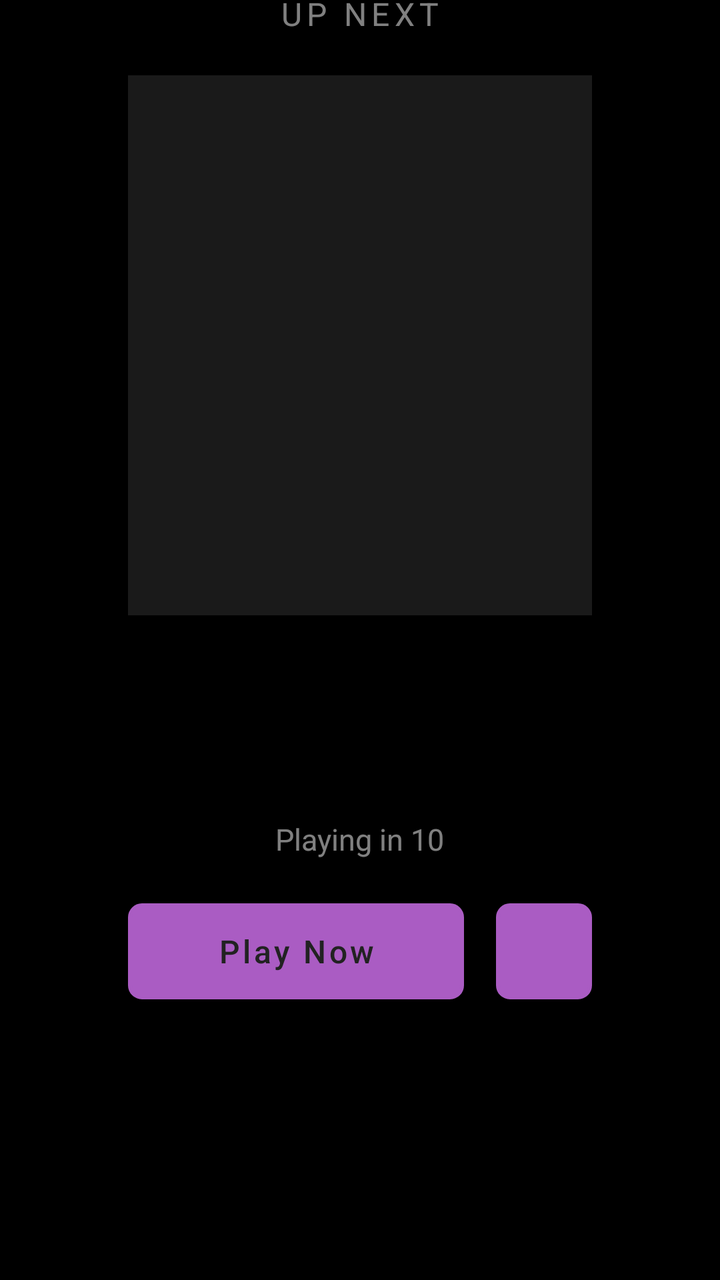
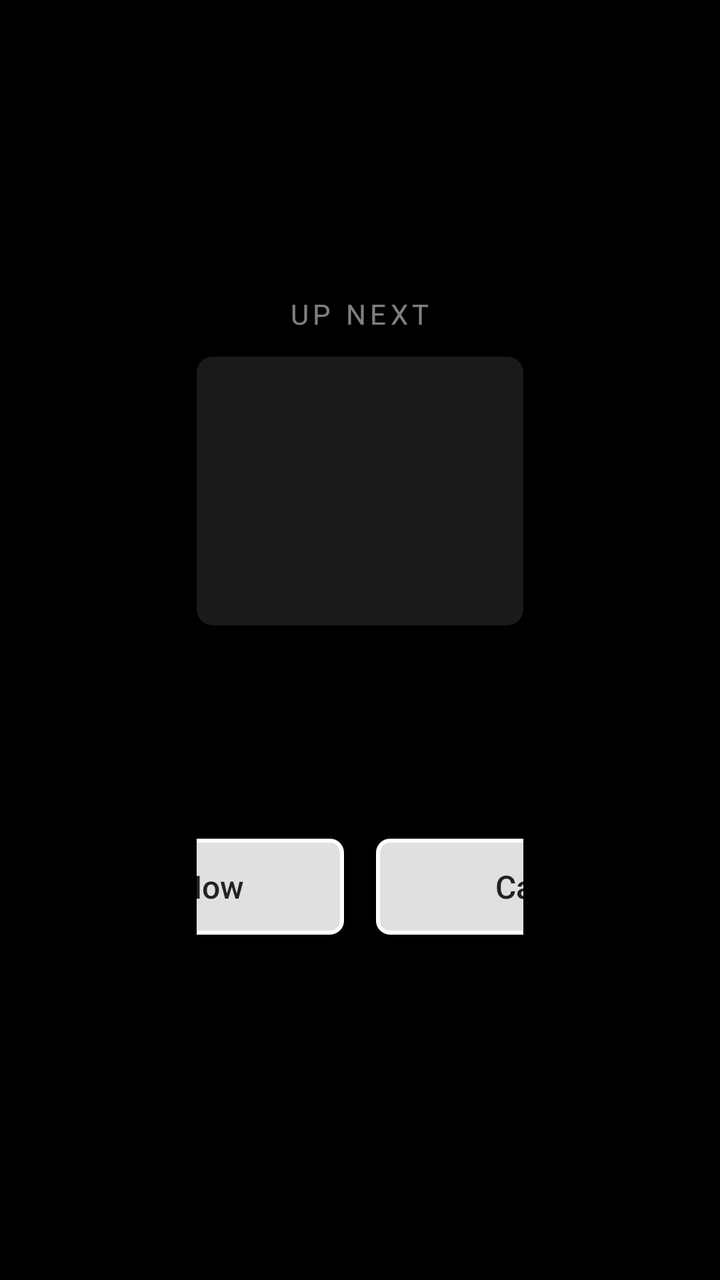

Screens rendered from an Android XML layout before and after an edit, with the pre-edit source and the edit as a unified diff.
<!-- AndroidManifest.xml: activity theme Theme.PlezyPlexToZidoo.UpNext -->
<!-- res/layout/activity_up_next.xml -->
<?xml version="1.0" encoding="utf-8"?>
<FrameLayout xmlns:android="http://schemas.android.com/apk/res/android"
    android:layout_width="match_parent"
    android:layout_height="match_parent"
    android:background="#000000">

    <ImageView
        android:id="@+id/backdrop"
        android:layout_width="match_parent"
        android:layout_height="match_parent"
        android:contentDescription="@null"
        android:scaleType="centerCrop" />

    <View
        android:layout_width="match_parent"
        android:layout_height="match_parent"
        android:background="#B3000000" />

    
    <LinearLayout
        android:layout_width="match_parent"
        android:layout_height="wrap_content"
        android:layout_gravity="center"
        android:layout_marginStart="64dp"
        android:layout_marginEnd="64dp"
        android:layout_marginBottom="72dp"
        android:gravity="center_horizontal"
        android:orientation="vertical">

        <TextView
            android:id="@+id/upNextLabel"
            android:layout_width="wrap_content"
            android:layout_height="wrap_content"
            android:letterSpacing="0.15"
            android:text="@string/up_next_label"
            android:textAllCaps="true"
            android:textColor="#80FFFFFF"
            android:textSize="16sp" />

        <ImageView
            android:id="@+id/episodeThumbnail"
            android:layout_width="480dp"
            android:layout_height="270dp"
            android:layout_marginTop="20dp"
            android:adjustViewBounds="true"
            android:background="@drawable/thumbnail_border"
            android:contentDescription="@string/up_next_label"
            android:scaleType="centerCrop" />

        <TextView
            android:id="@+id/seriesName"
            android:layout_width="wrap_content"
            android:layout_height="wrap_content"
            android:layout_marginTop="20dp"
            android:ellipsize="end"
            android:gravity="center"
            android:maxLines="1"
            android:textColor="#FFFFFF"
            android:textSize="28sp"
            android:textStyle="bold" />

        <TextView
            android:id="@+id/episodeInfo"
            android:layout_width="wrap_content"
            android:layout_height="wrap_content"
            android:layout_marginTop="6dp"
            android:ellipsize="end"
            android:gravity="center"
            android:maxLines="1"
            android:textColor="#B3FFFFFF"
            android:textSize="18sp" />

        <TextView
            android:id="@+id/countdown"
            android:layout_width="wrap_content"
            android:layout_height="wrap_content"
            android:layout_marginTop="14dp"
            android:text="Playing in 10"
            android:textColor="#80FFFFFF"
            android:textSize="15sp" />

        <LinearLayout
            android:layout_width="wrap_content"
            android:layout_height="wrap_content"
            android:layout_marginTop="22dp"
            android:gravity="center"
            android:orientation="horizontal">

            <Button
                android:id="@+id/btnPlayNow"
                android:layout_width="wrap_content"
                android:layout_height="48dp"
                android:background="@drawable/btn_tv_focus"
                android:focusable="true"
                android:minWidth="168dp"
                android:nextFocusRight="@id/btnCancel"
                android:paddingStart="24dp"
                android:paddingEnd="24dp"
                android:text="@string/play_now"
                android:textAllCaps="false"
                android:textColor="@color/tv_focus_button_text"
                android:textSize="16sp" />

            <Button
                android:id="@+id/btnCancel"
                android:layout_width="wrap_content"
                android:layout_height="48dp"
                android:layout_marginStart="16dp"
                android:background="@drawable/btn_tv_focus"
                android:focusable="true"
                android:minWidth="128dp"
                android:nextFocusLeft="@id/btnPlayNow"
                android:paddingStart="24dp"
                android:paddingEnd="24dp"
                android:text="@string/cancel"
                android:textAllCaps="false"
                android:textColor="@color/tv_focus_button_text"
                android:textSize="16sp" />
        </LinearLayout>
    </LinearLayout>

</FrameLayout>
<!-- resources referenced by this layout -->
<resources>
  <string name="cancel">Cancel</string>
  <style name="Theme.PlezyPlexToZidoo.UpNext" parent="Theme.PlezyPlexToZidoo">
          <item name="windowNoTitle">true</item>
          <item name="windowActionBar">false</item>
          <item name="android:windowFullscreen">true</item>
          <item name="android:windowBackground">@color/black</item>
      </style>
  <style name="Theme.PlezyPlexToZidoo" parent="Theme.MaterialComponents.DayNight.DarkActionBar">
          
          <item name="colorPrimary">@color/purple_500</item>
          <item name="colorPrimaryVariant">@color/purple_700</item>
          <item name="colorOnPrimary">@color/white</item>
          
          <item name="colorSecondary">@color/teal_200</item>
          <item name="colorSecondaryVariant">@color/teal_700</item>
          <item name="colorOnSecondary">@color/black</item>
          
          <item name="android:statusBarColor">@color/black</item>
          
          <item name="android:windowBackground">@color/black</item>
      </style>
  <color name="black">#FF000000</color>
  <color name="purple_500">#FFAA5CC3</color>
  <color name="purple_700">#FF7C2D9E</color>
  <color name="white">#FFFFFFFF</color>
  <color name="teal_200">#FF03DAC5</color>
  <color name="teal_700">#FF018786</color>
  <!-- unchanged entries left out for length: 4 -->
</resources>

<!-- the commit's change to res/layout/activity_up_next.xml (unified diff, before → after) -->
@@ -1,5 +1,6 @@
 <?xml version="1.0" encoding="utf-8"?>
 <FrameLayout xmlns:android="http://schemas.android.com/apk/res/android"
+    xmlns:app="http://schemas.android.com/apk/res-auto"
     android:layout_width="match_parent"
     android:layout_height="match_parent"
     android:background="#000000">
@@ -17,106 +18,114 @@
         android:background="#B3000000" />
 
     
-    <LinearLayout
+    <androidx.constraintlayout.widget.ConstraintLayout
         android:layout_width="match_parent"
-        android:layout_height="wrap_content"
-        android:layout_gravity="center"
-        android:layout_marginStart="64dp"
-        android:layout_marginEnd="64dp"
-        android:layout_marginBottom="72dp"
-        android:gravity="center_horizontal"
-        android:orientation="vertical">
-
-        <TextView
-            android:id="@+id/upNextLabel"
-            android:layout_width="wrap_content"
-            android:layout_height="wrap_content"
-            android:letterSpacing="0.15"
-            android:text="@string/up_next_label"
-            android:textAllCaps="true"
-            android:textColor="#80FFFFFF"
-            android:textSize="16sp" />
-
-        <ImageView
-            android:id="@+id/episodeThumbnail"
-            android:layout_width="480dp"
-            android:layout_height="270dp"
-            android:layout_marginTop="20dp"
-            android:adjustViewBounds="true"
-            android:background="@drawable/thumbnail_border"
-            android:contentDescription="@string/up_next_label"
-            android:scaleType="centerCrop" />
-
-        <TextView
-            android:id="@+id/seriesName"
-            android:layout_width="wrap_content"
-            android:layout_height="wrap_content"
-            android:layout_marginTop="20dp"
-            android:ellipsize="end"
-            android:gravity="center"
-            android:maxLines="1"
-            android:textColor="#FFFFFF"
-            android:textSize="28sp"
-            android:textStyle="bold" />
-
-        <TextView
-            android:id="@+id/episodeInfo"
-            android:layout_width="wrap_content"
-            android:layout_height="wrap_content"
-            android:layout_marginTop="6dp"
-            android:ellipsize="end"
-            android:gravity="center"
-            android:maxLines="1"
-            android:textColor="#B3FFFFFF"
-            android:textSize="18sp" />
-
-        <TextView
-            android:id="@+id/countdown"
-            android:layout_width="wrap_content"
-            android:layout_height="wrap_content"
-            android:layout_marginTop="14dp"
-            android:text="Playing in 10"
-            android:textColor="#80FFFFFF"
-            android:textSize="15sp" />
+        android:layout_height="match_parent">
 
         <LinearLayout
-            android:layout_width="wrap_content"
-            android:layout_height="wrap_content"
-            android:layout_marginTop="22dp"
-            android:gravity="center"
-            android:orientation="horizontal">
+            android:id="@+id/upNextContent"
+            android:layout_width="0dp"
+            android:layout_height="0dp"
+            android:gravity="center_horizontal"
+            android:orientation="vertical"
+            android:paddingStart="48dp"
+            android:paddingEnd="48dp"
+            app:layout_constraintBottom_toBottomOf="parent"
+            app:layout_constraintEnd_toEndOf="parent"
+            app:layout_constraintHeight_percent="0.50"
+            app:layout_constraintStart_toStartOf="parent"
+            app:layout_constraintTop_toTopOf="parent"
+            app:layout_constraintVertical_bias="0.46"
+            app:layout_constraintWidth_percent="0.72">
 
-            <Button
-                android:id="@+id/btnPlayNow"
+            <TextView
+                android:id="@+id/upNextLabel"
                 android:layout_width="wrap_content"
-                android:layout_height="48dp"
-                android:background="@drawable/btn_tv_focus"
-                android:focusable="true"
-                android:minWidth="168dp"
-                android:nextFocusRight="@id/btnCancel"
-                android:paddingStart="24dp"
-                android:paddingEnd="24dp"
-                android:text="@string/play_now"
-                android:textAllCaps="false"
-                android:textColor="@color/tv_focus_button_text"
-                android:textSize="16sp" />
+                android:layout_height="wrap_content"
+                android:letterSpacing="0.15"
+                android:text="@string/up_next_label"
+                android:textAllCaps="true"
+                android:textColor="#80FFFFFF"
+                android:textSize="14sp" />
 
-            <Button
-                android:id="@+id/btnCancel"
+            <ImageView
+                android:id="@+id/episodeThumbnail"
+                android:layout_width="match_parent"
+                android:layout_height="0dp"
+                android:layout_marginTop="12dp"
+                android:layout_weight="1"
+                android:adjustViewBounds="true"
+                android:background="@drawable/thumbnail_border"
+                android:contentDescription="@string/up_next_label"
+                android:scaleType="centerCrop" />
+
+            <TextView
+                android:id="@+id/seriesName"
                 android:layout_width="wrap_content"
-                android:layout_height="48dp"
-                android:layout_marginStart="16dp"
-                android:background="@drawable/btn_tv_focus"
-                android:focusable="true"
-                android:minWidth="128dp"
-                android:nextFocusLeft="@id/btnPlayNow"
-                android:paddingStart="24dp"
-                android:paddingEnd="24dp"
-                android:text="@string/cancel"
-                android:textAllCaps="false"
-                android:textColor="@color/tv_focus_button_text"
-                android:textSize="16sp" />
+                android:layout_height="wrap_content"
+                android:layout_marginTop="12dp"
+                android:ellipsize="end"
+                android:gravity="center"
+                android:maxLines="1"
+                android:textColor="#FFFFFF"
+                android:textSize="22sp"
+                android:textStyle="bold" />
+
+            <TextView
+                android:id="@+id/episodeInfo"
+                android:layout_width="wrap_content"
+                android:layout_height="wrap_content"
+                android:layout_marginTop="4dp"
+                android:ellipsize="end"
+                android:gravity="center"
+                android:maxLines="1"
+                android:textColor="#B3FFFFFF"
+                android:textSize="15sp" />
+
+            <TextView
+                android:id="@+id/countdown"
+                android:layout_width="wrap_content"
+                android:layout_height="wrap_content"
+                android:layout_marginTop="8dp"
+                android:textColor="#80FFFFFF"
+                android:textSize="14sp" />
+
+            <LinearLayout
+                android:layout_width="wrap_content"
+                android:layout_height="wrap_content"
+                android:layout_marginTop="14dp"
+                android:gravity="center"
+                android:orientation="horizontal">
+
+                
+                <androidx.appcompat.widget.AppCompatButton
+                    android:id="@+id/btnPlayNow"
+                    android:layout_width="168dp"
+                    android:layout_height="48dp"
+                    android:background="@drawable/btn_tv_focus"
+                    android:backgroundTint="@null"
+                    android:focusable="true"
+                    android:nextFocusRight="@id/btnCancel"
+                    android:text="@string/play_now"
+                    android:textAllCaps="false"
+                    android:textColor="@color/tv_focus_button_text"
+                    android:textSize="16sp" />
+
+                <androidx.appcompat.widget.AppCompatButton
+                    android:id="@+id/btnCancel"
+                    android:layout_width="168dp"
+                    android:layout_height="48dp"
+                    android:layout_marginStart="16dp"
+                    android:background="@drawable/btn_tv_focus"
+                    android:backgroundTint="@null"
+                    android:focusable="true"
+                    android:nextFocusLeft="@id/btnPlayNow"
+                    android:text="@string/cancel"
+                    android:textAllCaps="false"
+                    android:textColor="@color/tv_focus_button_text"
+                    android:textSize="16sp" />
+            </LinearLayout>
         </LinearLayout>
-    </LinearLayout>
+    </androidx.constraintlayout.widget.ConstraintLayout>
 
 </FrameLayout>
<!-- resource entries referenced after the edit -->
@@ -6,27 +6,78 @@
           <item name="windowActionBar">false</item>
           <item name="android:windowFullscreen">true</item>
           <item name="android:windowBackground">@color/black</item>
+          <item name="colorPrimary">@color/white</item>
+          <item name="colorOnPrimary">@color/black</item>
+          <item name="materialButtonStyle">@style/Widget.Plezy.MonoButton</item>
+          <item name="buttonStyle">@style/Widget.Plezy.MonoButton</item>
       </style>
-  <style name="Theme.PlezyPlexToZidoo" parent="Theme.MaterialComponents.DayNight.DarkActionBar">
-          
-          <item name="colorPrimary">@color/purple_500</item>
-          <item name="colorPrimaryVariant">@color/purple_700</item>
-          <item name="colorOnPrimary">@color/white</item>
-          
-          <item name="colorSecondary">@color/teal_200</item>
-          <item name="colorSecondaryVariant">@color/teal_700</item>
+  <style name="Theme.PlezyPlexToZidoo" parent="Theme.MaterialComponents.DayNight.NoActionBar">
+          <item name="colorPrimary">@color/white</item>
+          <item name="colorPrimaryVariant">@color/dash_panel</item>
+          <item name="colorOnPrimary">@color/black</item>
+          <item name="colorSecondary">@color/dash_text_secondary</item>
+          <item name="colorSecondaryVariant">@color/dash_text_secondary</item>
           <item name="colorOnSecondary">@color/black</item>
-          
-          <item name="android:statusBarColor">@color/black</item>
-          
-          <item name="android:windowBackground">@color/black</item>
+          <item name="colorAccent">@color/white</item>
+          <item name="android:statusBarColor">@color/dash_bg</item>
+          <item name="android:windowBackground">@color/dash_bg</item>
+          <item name="android:textColorPrimary">@color/dash_text_primary</item>
+          <item name="android:textColorSecondary">@color/dash_text_secondary</item>
+          <item name="materialButtonStyle">@style/Widget.Plezy.MonoButton</item>
+          <item name="buttonStyle">@style/Widget.Plezy.MonoButton</item>
+          <item name="switchStyle">@style/Widget.Plezy.MonoSwitch</item>
+          <item name="android:colorControlActivated">@color/white</item>
       </style>
   <color name="black">#FF000000</color>
-  <color name="purple_500">#FFAA5CC3</color>
-  <color name="purple_700">#FF7C2D9E</color>
   <color name="white">#FFFFFFFF</color>
-  <color name="teal_200">#FF03DAC5</color>
-  <color name="teal_700">#FF018786</color>
+  <style name="Widget.Plezy.MonoButton" parent="Widget.AppCompat.Button">
+          <item name="android:background">@drawable/btn_tv_focus</item>
+          <item name="backgroundTint">@null</item>
+          <item name="android:backgroundTint">@null</item>
+          <item name="android:textColor">@color/tv_focus_button_text</item>
+          <item name="android:textAllCaps">false</item>
+          <item name="android:minHeight">44dp</item>
+      </style>
+  <color name="dash_panel">#FF2A2A2A</color>
+  <color name="dash_text_secondary">#FF9E9E9E</color>
+  <color name="dash_bg">#FF1A1A1A</color>
+  <color name="dash_text_primary">#FFFFFFFF</color>
+  <style name="Widget.Plezy.MonoSwitch" parent="Widget.AppCompat.CompoundButton.Switch">
+          <item name="android:thumb">@drawable/switch_thumb_mono</item>
+          <item name="track">@drawable/switch_track_mono</item>
+          <item name="android:colorControlActivated">@color/white</item>
+      </style>
+  <!-- drawable switch_thumb_mono (drawable) -->
+  <?xml version="1.0" encoding="utf-8"?>
+  <selector xmlns:android="http://schemas.android.com/apk/res/android">
+      <item>
+          <shape android:shape="oval">
+              <solid android:color="@color/dash_switch_thumb" />
+              <size android:width="20dp" android:height="20dp" />
+          </shape>
+      </item>
+  </selector>
+  <!-- drawable switch_track_mono (drawable) -->
+  <?xml version="1.0" encoding="utf-8"?>
+  <selector xmlns:android="http://schemas.android.com/apk/res/android">
+      <item android:state_checked="true">
+          <shape android:shape="rectangle">
+              <solid android:color="@color/dash_switch_track_on" />
+              <corners android:radius="12dp" />
+              <size android:height="14dp" />
+          </shape>
+      </item>
+      <item>
+          <shape android:shape="rectangle">
+              <solid android:color="@color/dash_switch_track_off" />
+              <corners android:radius="12dp" />
+              <size android:height="14dp" />
+          </shape>
+      </item>
+  </selector>
+  <color name="dash_switch_thumb">#FFFFFFFF</color>
+  <color name="dash_switch_track_on">#FFBDBDBD</color>
+  <color name="dash_switch_track_off">#FF555555</color>
   <!-- unchanged entries left out for length: 4 -->
 </resources>
 
